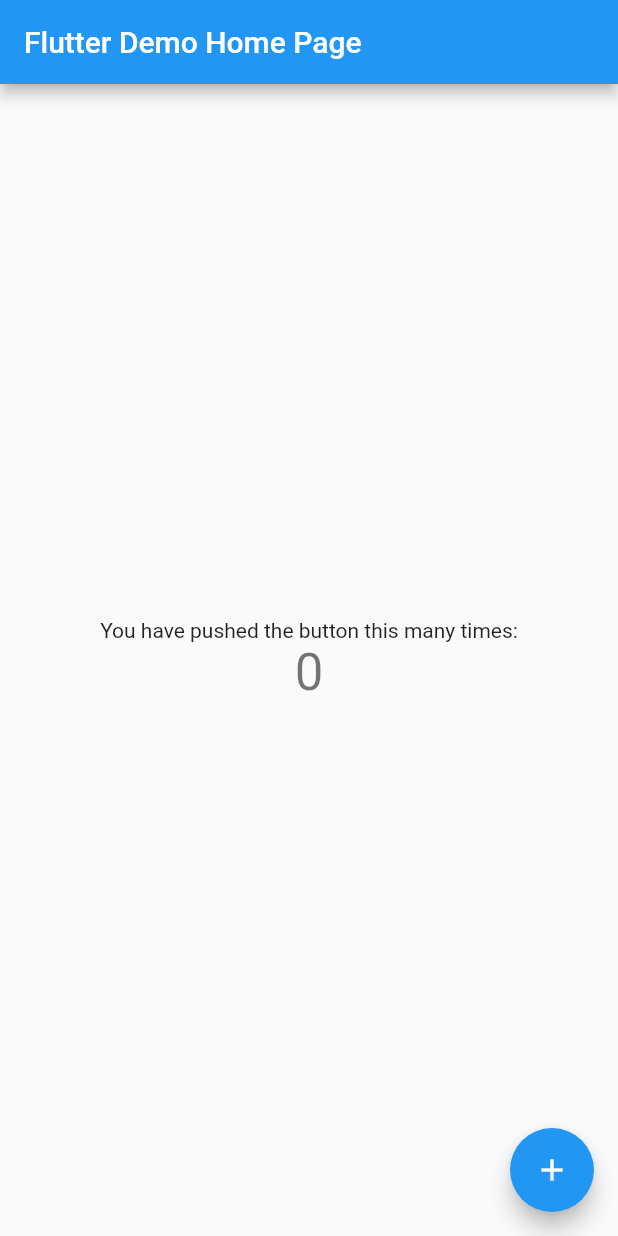
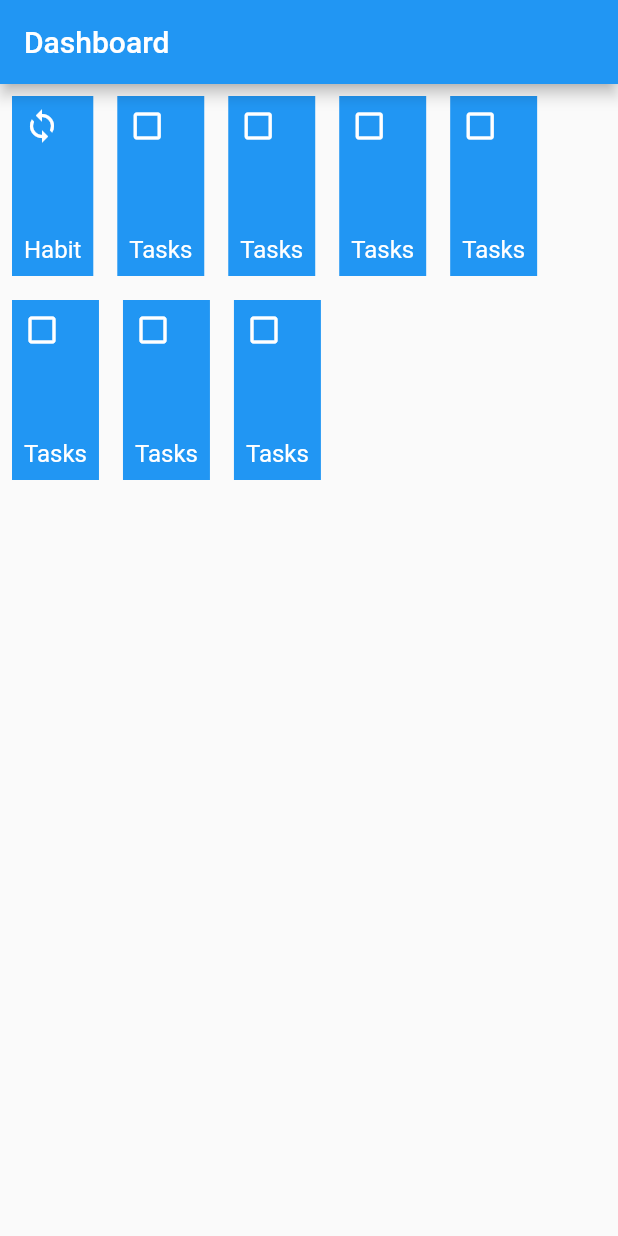
Before and after one commit to Tipertuba/tasks-tiper-app, a Flutter app: the screen it shows after launch, on a phone screen of 412 x 824 dp. Run offline on Flutter 3.47's test engine with Material 2 defaults, Android fonts, the phone set to English and light mode, and no system bars.

Commit message:
Laying out buttons on dashboard

```diff
--- /dev/null
+++ b/lib/components/theme.dart
@@ -0,0 +1,6 @@
+import 'package:flutter/material.dart';
+
+final tiperAppTheme = ThemeData(
+  primarySwatch: Colors.blue,
+  visualDensity: VisualDensity.adaptivePlatformDensity,
+);
--- a/lib/main.dart
+++ b/lib/main.dart
@@ -1,117 +1,18 @@
 import 'package:flutter/material.dart';
+import 'package:tiperapp/components/theme.dart';
+import 'package:tiperapp/screens/dashboard.dart';
 
 void main() {
-  runApp(MyApp());
+  runApp(TiperApp());
 }
 
-class MyApp extends StatelessWidget {
-  // This widget is the root of your application.
+class TiperApp extends StatelessWidget {
+
   @override
   Widget build(BuildContext context) {
     return MaterialApp(
-      title: 'Flutter Demo',
-      theme: ThemeData(
-        // This is the theme of your application.
-        //
-        // Try running your application with "flutter run". You'll see the
-        // application has a blue toolbar. Then, without quitting the app, try
-        // changing the primarySwatch below to Colors.green and then invoke
-        // "hot reload" (press "r" in the console where you ran "flutter run",
-        // or simply save your changes to "hot reload" in a Flutter IDE).
-        // Notice that the counter didn't reset back to zero; the application
-        // is not restarted.
-        primarySwatch: Colors.blue,
-        // This makes the visual density adapt to the platform that you run
-        // the app on. For desktop platforms, the controls will be smaller and
-        // closer together (more dense) than on mobile platforms.
-        visualDensity: VisualDensity.adaptivePlatformDensity,
-      ),
-      home: MyHomePage(title: 'Flutter Demo Home Page'),
+      theme: tiperAppTheme,
+      home: Dashboard(),
     );
   }
 }
-
-class MyHomePage extends StatefulWidget {
-  MyHomePage({Key key, this.title}) : super(key: key);
-
-  // This widget is the home page of your application. It is stateful, meaning
-  // that it has a State object (defined below) that contains fields that affect
-  // how it looks.
-
-  // This class is the configuration for the state. It holds the values (in this
-  // case the title) provided by the parent (in this case the App widget) and
-  // used by the build method of the State. Fields in a Widget subclass are
-  // always marked "final".
-
-  final String title;
-
-  @override
-  _MyHomePageState createState() => _MyHomePageState();
-}
-
-class _MyHomePageState extends State<MyHomePage> {
-  int _counter = 0;
-
-  void _incrementCounter() {
-    setState(() {
-      // This call to setState tells the Flutter framework that something has
-      // changed in this State, which causes it to rerun the build method below
-      // so that the display can reflect the updated values. If we changed
-      // _counter without calling setState(), then the build method would not be
-      // called again, and so nothing would appear to happen.
-      _counter++;
-    });
-  }
-
-  @override
-  Widget build(BuildContext context) {
-    // This method is rerun every time setState is called, for instance as done
-    // by the _incrementCounter method above.
-    //
-    // The Flutter framework has been optimized to make rerunning build methods
-    // fast, so that you can just rebuild anything that needs updating rather
-    // than having to individually change instances of widgets.
-    return Scaffold(
-      appBar: AppBar(
-        // Here we take the value from the MyHomePage object that was created by
-        // the App.build method, and use it to set our appbar title.
-        title: Text(widget.title),
-      ),
-      body: Center(
-        // Center is a layout widget. It takes a single child and positions it
-        // in the middle of the parent.
-        child: Column(
-          // Column is also a layout widget. It takes a list of children and
-          // arranges them vertically. By default, it sizes itself to fit its
-          // children horizontally, and tries to be as tall as its parent.
-          //
-          // Invoke "debug painting" (press "p" in the console, choose the
-          // "Toggle Debug Paint" action from the Flutter Inspector in Android
-          // Studio, or the "Toggle Debug Paint" command in Visual Studio Code)
-          // to see the wireframe for each widget.
-          //
-          // Column has various properties to control how it sizes itself and
-          // how it positions its children. Here we use mainAxisAlignment to
-          // center the children vertically; the main axis here is the vertical
-          // axis because Columns are vertical (the cross axis would be
-          // horizontal).
-          mainAxisAlignment: MainAxisAlignment.center,
-          children: <Widget>[
-            Text(
-              'You have pushed the button this many times:',
-            ),
-            Text(
-              '$_counter',
-              style: Theme.of(context).textTheme.headline4,
-            ),
-          ],
-        ),
-      ),
-      floatingActionButton: FloatingActionButton(
-        onPressed: _incrementCounter,
-        tooltip: 'Increment',
-        child: Icon(Icons.add),
-      ), // This trailing comma makes auto-formatting nicer for build methods.
-    );
-  }
-}
--- /dev/null
+++ b/lib/screens/dashboard.dart
@@ -0,0 +1,75 @@
+import 'package:flutter/material.dart';
+
+class Dashboard extends StatelessWidget {
+  @override
+  Widget build(BuildContext context) {
+    return Scaffold(
+      appBar: AppBar(
+        title: Text('Dashboard'),
+      ),
+      body: Wrap(
+        children: [
+          _FeatureItem("Habit", Icons.loop, onClick: null),
+          _FeatureItem("Tasks", Icons.check_box_outline_blank,
+              onClick: null),
+          _FeatureItem("Tasks", Icons.check_box_outline_blank,
+              onClick: null),
+          _FeatureItem("Tasks", Icons.check_box_outline_blank,
+              onClick: null),
+          _FeatureItem("Tasks", Icons.check_box_outline_blank,
+              onClick: null),
+          _FeatureItem("Tasks", Icons.check_box_outline_blank,
+              onClick: null),
+          _FeatureItem("Tasks", Icons.check_box_outline_blank,
+              onClick: null),
+          _FeatureItem("Tasks", Icons.check_box_outline_blank,
+              onClick: null),
+        ],
+      ),
+    );
+  }
+
+  void _showHabits(BuildContext context) {
+    print("load habits page");
+  }
+}
+
+class _FeatureItem extends StatelessWidget {
+  final String name;
+  final IconData icon;
+  final Function onClick;
+
+  _FeatureItem(this.name, this.icon, {@required this.onClick});
+
+  @override
+  Widget build(BuildContext context) {
+    return Padding(
+      padding: const EdgeInsets.all(8.0),
+      child: Material(
+        color: Theme.of(context).primaryColor,
+        child: Container(
+          padding: EdgeInsets.all(8.0),
+          height: 120,
+          child: Column(
+            mainAxisAlignment: MainAxisAlignment.spaceBetween,
+            crossAxisAlignment: CrossAxisAlignment.start,
+            children: <Widget>[
+              Icon(
+                icon,
+                color: Colors.white,
+                size: 24.0,
+              ),
+              Text(
+                name,
+                style: TextStyle(
+                  color: Colors.white,
+                  fontSize: 16.0,
+                ),
+              )
+            ],
+          ),
+        ),
+      ),
+    );
+  }
+}
```
Also changed, not shown: 1 other file.
